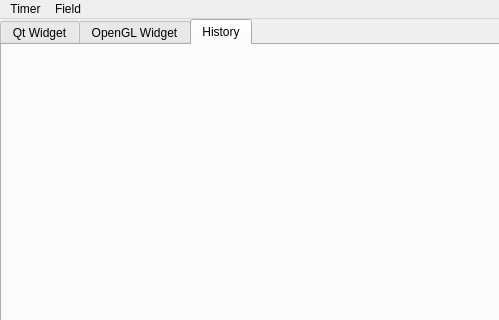
Before: the Qt Designer form mainwindow.ui in cattingcat/LifeGame, drawn with Qt 5; both pictures show x 0 to 499 and y 0 to 320 of the 670 by 625 pixel window.
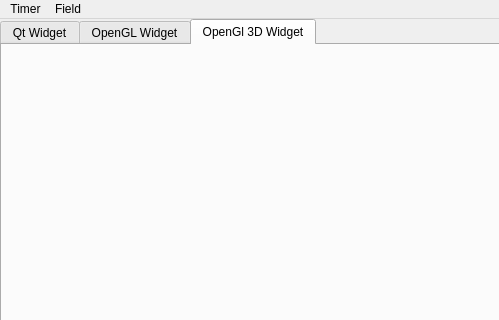
After: the same form once the commit is applied.

Diff of the .ui file:
```diff
--- a/mainwindow.ui
+++ b/mainwindow.ui
@@ -85,7 +85,7 @@
     </widget>
     <widget class="QWidget" name="tab_3">
      <attribute name="title">
-      <string>History</string>
+      <string>OpenGl 3D Widget</string>
      </attribute>
      <widget class="QWidget" name="verticalLayoutWidget_3">
       <property name="geometry">
```
